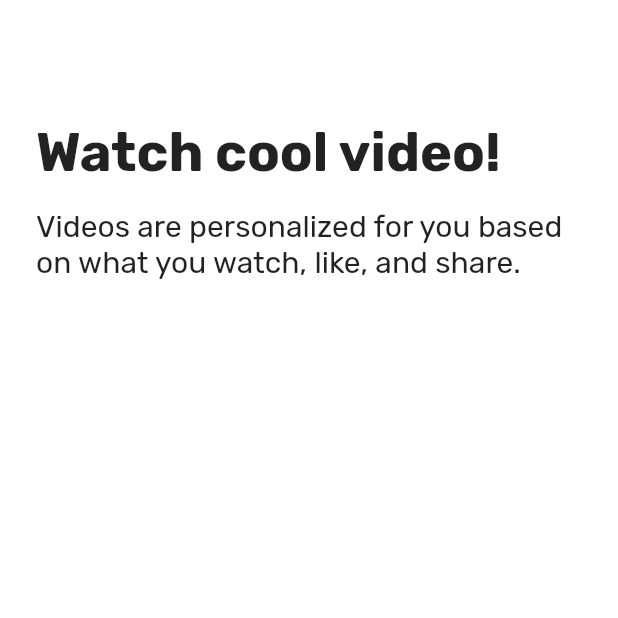
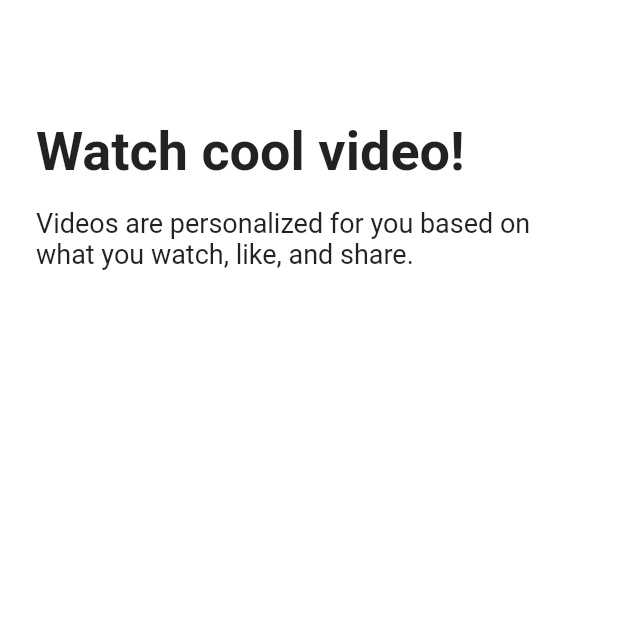
Before and after one commit to korca0220/flutter_tictok_clone, a Flutter app: the TutorialScreen screen opened directly, on a phone screen of 412 x 824 dp, the top half of it. Run offline on Flutter 3.47's test engine with Material 2 defaults, Android fonts, the phone set to English and light mode, and no system bars; our stand-ins replace font_awesome_flutter, video_player, visibility_detector.

Commit message:
#15.5 Dark Mode part One

```diff
--- a/lib/features/authentication/widgets/auth_button.dart
+++ b/lib/features/authentication/widgets/auth_button.dart
@@ -1,6 +1,7 @@
 import 'package:flutter/material.dart';
 import 'package:font_awesome_flutter/font_awesome_flutter.dart';
-import 'package:tictok_clone/constants/sizes.dart';
+
+import '../../../constants/sizes.dart';
 
 class AuthButton extends StatelessWidget {
   final FaIcon icon;
--- a/lib/features/onboading/tutorial_screen.dart
+++ b/lib/features/onboading/tutorial_screen.dart
@@ -1,8 +1,10 @@
 import 'package:flutter/cupertino.dart';
 import 'package:flutter/material.dart';
-import 'package:tictok_clone/constants/gaps.dart';
-import 'package:tictok_clone/constants/sizes.dart';
-import 'package:tictok_clone/features/main_navigation/main_navigation.dart';
+
+import '../../constants/gaps.dart';
+import '../../constants/sizes.dart';
+import '../../utils.dart';
+import '../main_navigation/main_navigation.dart';
 
 enum Direction { right, left }
 
@@ -65,9 +67,9 @@ class _TutorialScreenState extends State<TutorialScreen> {
           child: Padding(
             padding: const EdgeInsets.symmetric(horizontal: Sizes.size24),
             child: AnimatedCrossFade(
-              firstChild: Column(
+              firstChild: const Column(
                 crossAxisAlignment: CrossAxisAlignment.start,
-                children: const [
+                children: [
                   Gaps.v80,
                   Text(
                     'Watch cool video!',
@@ -80,14 +82,14 @@ class _TutorialScreenState extends State<TutorialScreen> {
                   Text(
                     'Videos are personalized for you based on what you watch, like, and share.',
                     style: TextStyle(
-                      fontSize: Sizes.size20,
+                      fontSize: Sizes.size18,
                     ),
                   )
                 ],
               ),
-              secondChild: Column(
+              secondChild: const Column(
                 crossAxisAlignment: CrossAxisAlignment.start,
-                children: const [
+                children: [
                   Gaps.v80,
                   Text(
                     'Follow the rules!',
@@ -113,9 +115,12 @@ class _TutorialScreenState extends State<TutorialScreen> {
           ),
         ),
         bottomNavigationBar: BottomAppBar(
+          color: isDarkMode(context) ? Colors.black : Colors.white,
           child: Padding(
             padding: const EdgeInsets.symmetric(
-                vertical: Sizes.size24, horizontal: Sizes.size24),
+              vertical: Sizes.size24,
+              horizontal: Sizes.size24,
+            ),
             child: AnimatedOpacity(
               duration: const Duration(milliseconds: 300),
               opacity: _page == Page.first ? 0 : 1,
```
Also changed, not shown: lib/features/authentication/login_screen.dart (+20 -14 lines), lib/features/authentication/widgets/form_button.dart (+9 -4 lines), lib/features/onboading/interests_screen.dart (+48 -46 lines), lib/features/onboading/widgets/interest_button.dart (+8 -2 lines), lib/main.dart (+6 -6 lines).
